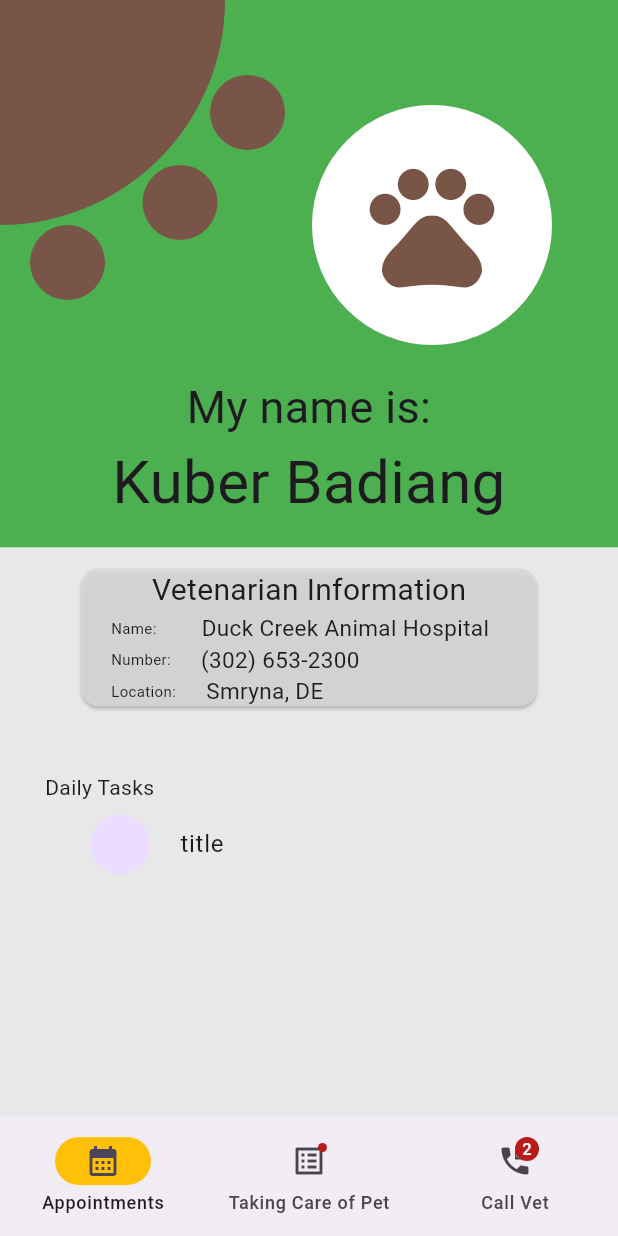
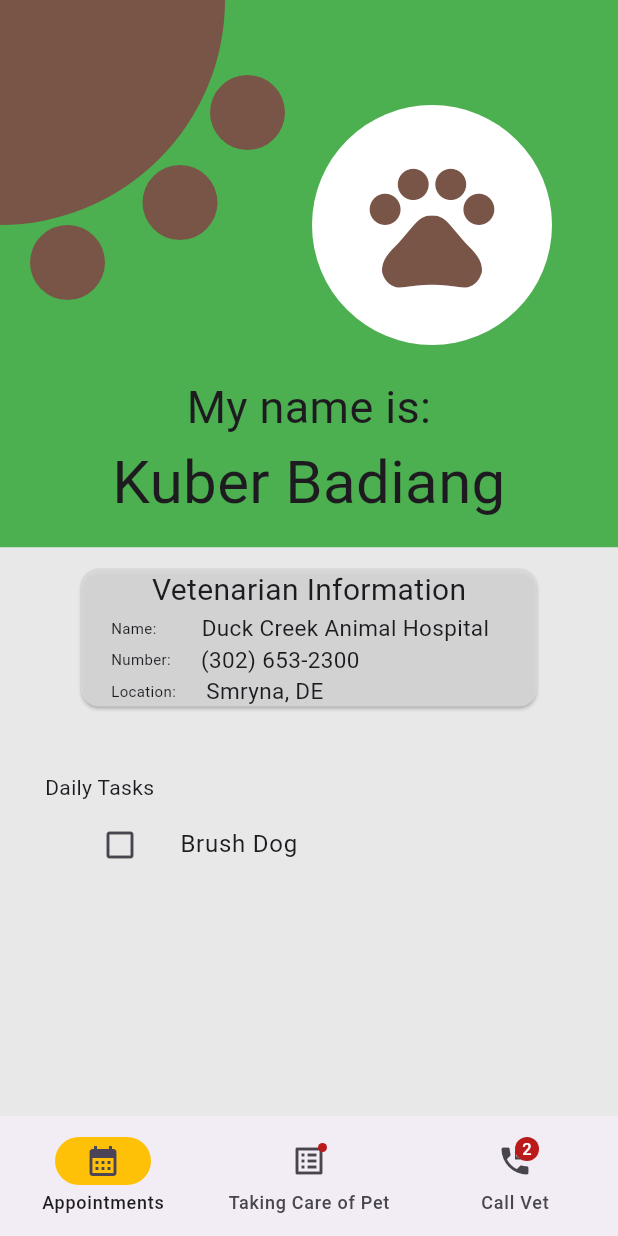
Before and after one commit to Patrick-Badiang/PetCareApp, a Flutter app: the screen it shows after launch, on a phone screen of 412 x 824 dp. Run offline on Flutter 3.47's test engine with Material 3 defaults, Android fonts, the phone set to English and light mode, and no system bars.

Commit message:
Made tasks clickable

```diff
--- a/lib/main.dart
+++ b/lib/main.dart
@@ -215,12 +215,12 @@ class CenterWidget extends StatelessWidget {
                       height: 48,
                       padding: const EdgeInsets.symmetric(vertical: 4.0),
                       alignment: Alignment.center,
-                      child: const CircleAvatar(),
+                      child: const Icon(Icons.check_box_outline_blank_outlined),
                     ),
                   ),
-                  title: const Text('title'),
+                  title: const Text('Brush Dog'),
                   dense: false,
-                )),
+                ),),
 
           ],
         ));
```
